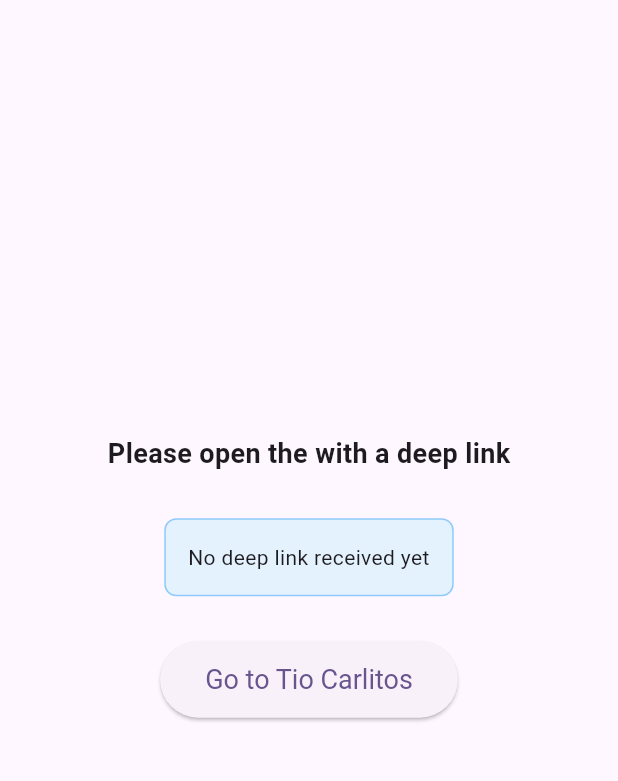
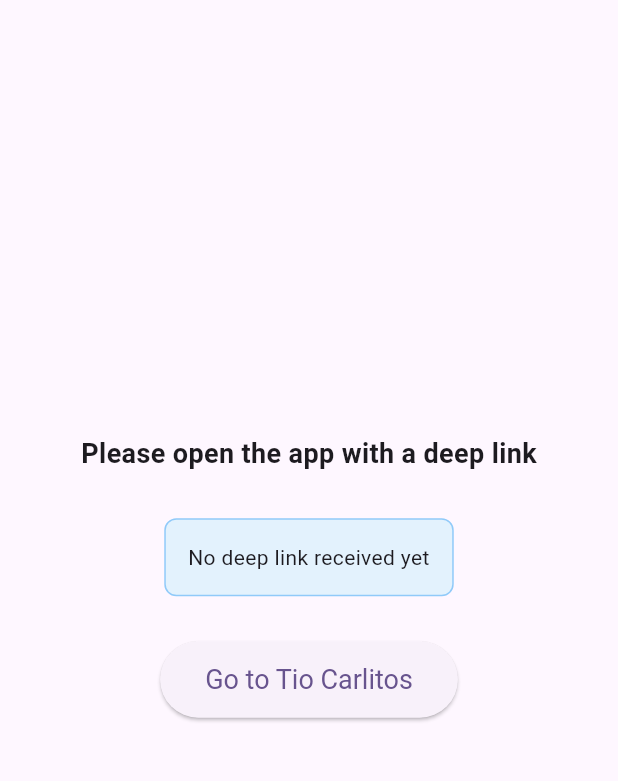
Before and after one commit to jcardus/cardeirapp, a Flutter app: the screen it shows after launch, on a phone screen of 412 x 824 dp, the part 84-865 px from its top. Run offline on Flutter 3.47's test engine with Material 3 defaults, Android fonts, the light colour scheme and no system bars; our stand-ins replace app_links, audioplayers, shared_preferences.

Commit message:
clean mainpage

```diff
--- a/lib/pages/main_page.dart
+++ b/lib/pages/main_page.dart
@@ -80,7 +80,7 @@
             mainAxisAlignment: MainAxisAlignment.center,
             children: [
               const Text(
-                'Please open the with a deep link',
+                'Please open the app with a deep link',
                 style: TextStyle(fontSize: 18, fontWeight: FontWeight.bold),
               ),
               const SizedBox(height: 30),
```
